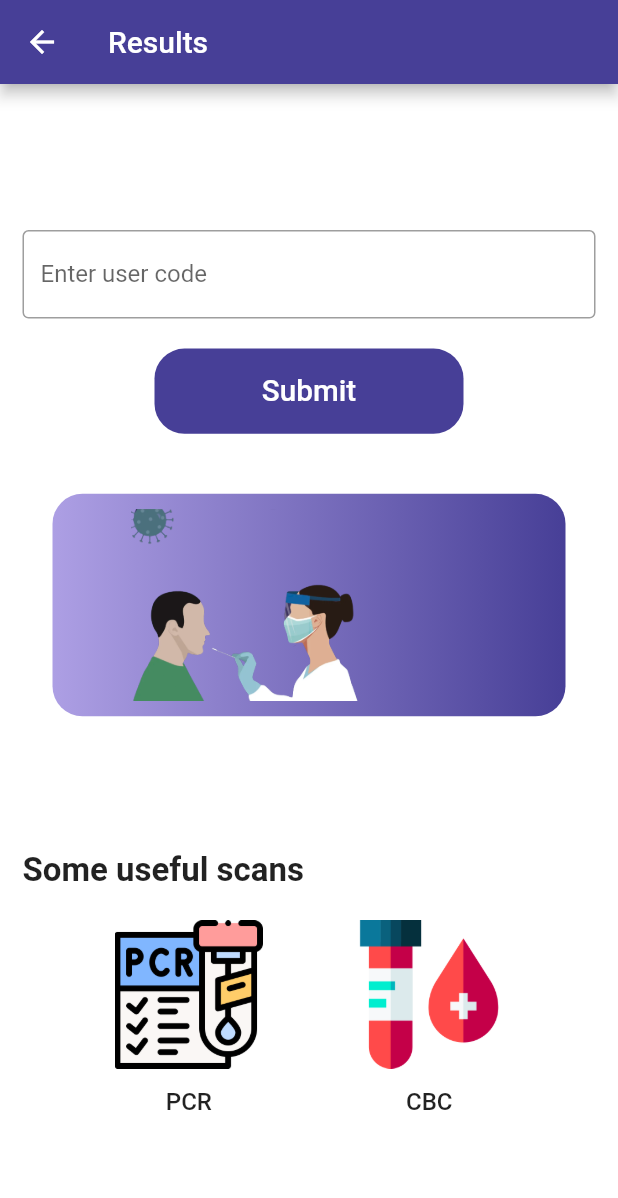
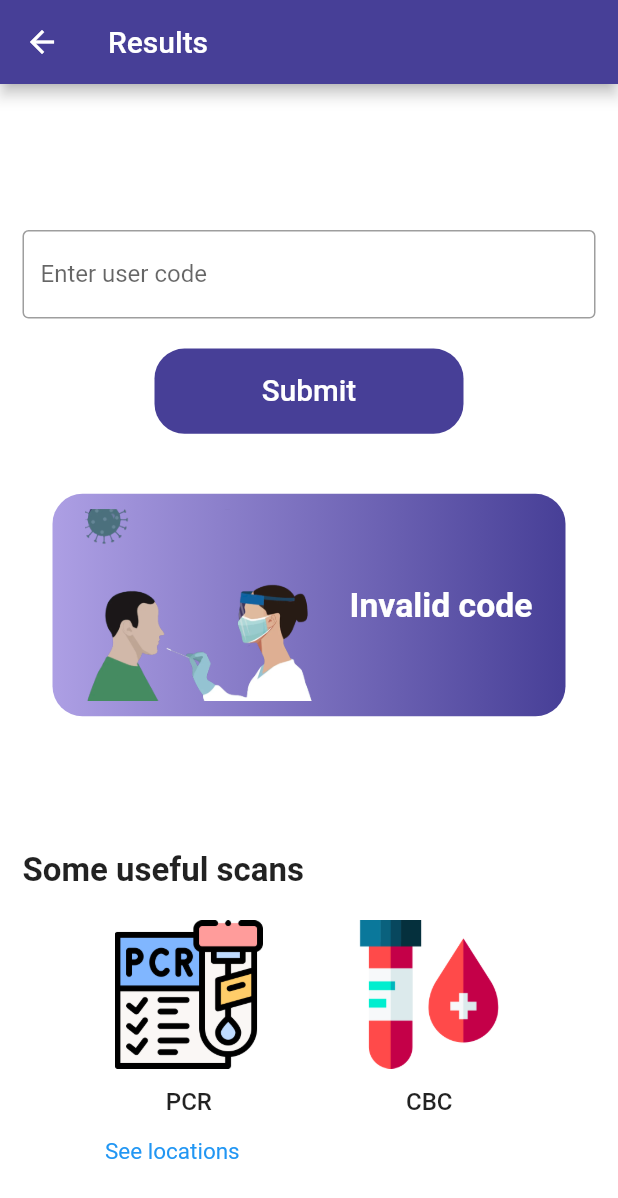
Before and after one commit to AbdulMablol/https---github.com-AbdulMablol-Covid-19-detector, a Flutter app: the ResultsScreen screen opened directly, after a tap on "Submit", on a phone screen of 412 x 824 dp. Shown: the top 1198 px of the screen. Run offline on Flutter 3.47's test engine with Material 2 defaults, Android fonts, the phone set to English and light mode, and no system bars; our stand-ins replace animated_text_kit, bubble_tab_indicator, fl_chart, flutter_svg.

Commit message:
Fourth commit

```diff
--- a/lib/screens/results.dart
+++ b/lib/screens/results.dart
@@ -3,6 +3,7 @@ import 'package:flutter_covid_dashboard_ui/components/default_button.dart';
 import 'package:flutter_covid_dashboard_ui/config/palette.dart';
 import 'package:flutter_covid_dashboard_ui/data/data.dart';
 import 'package:animated_text_kit/animated_text_kit.dart';
+import 'package:flutter_covid_dashboard_ui/screens/pcr.dart';
 
 import '../size_config.dart';
 
@@ -24,11 +25,16 @@ class _ResultsScreenState extends State<ResultsScreen> {
   }
 
   void positive() {
-    usercontroller.text == 'ATHKM6V' || usercontroller.text == 'AJMQUVV'
+    usercontroller.text == 'ATHKM6V' ||
+            usercontroller.text == 'AJMQUVV' ||
+            usercontroller.text == '1'
         ? result = 'Positive'
-        : usercontroller.text == 'A4H7SNF' || usercontroller.text == 'A2P3LTM'
+        : usercontroller.text == 'A4H7SNF' ||
+                usercontroller.text == 'A2P3LTM' ||
+                usercontroller.text == '2'
             ? result = 'Negative'
-            : print(usercontroller.text);
+            : result = 'Invalid code';
+    print(usercontroller.text);
     print(result);
     setState(() {});
   }
@@ -109,14 +115,19 @@ class _ResultsScreenState extends State<ResultsScreen> {
                           style: TextStyle(
                               fontSize: 22.5,
                               fontWeight: FontWeight.bold,
-                              color: Colors.white),
+                              color: result == 'Positive'
+                                  ? Color.fromARGB(255, 228, 56, 74)
+                                  : result == 'Negative'
+                                      ? Colors.green
+                                      : Colors.white),
                         ),
 
                         // SizedBox(
                         //   width: 150,
                         //   child: AnimatedTextKit(
+                        //     key: ValueKey<String>(result),
                         //     animatedTexts: [
-                        //       TyperAnimatedText(
+                        //       ScaleAnimatedText(
                         //         result,
                         //         textStyle: TextStyle(
                         //           fontSize: 25,
@@ -124,10 +135,11 @@ class _ResultsScreenState extends State<ResultsScreen> {
                         //           fontWeight: FontWeight.bold,
                         //         ),
                         //         textAlign: TextAlign.center,
-                        //         speed: Duration(milliseconds: 100),
+                        //         duration: Duration(milliseconds: 2000),
+                        //         scalingFactor: 0.5,
                         //       ),
                         //     ],
-                        //     totalRepeatCount: 1,
+                        //     totalRepeatCount: 3,
                         //   ),
                         // ),
                       ],
@@ -166,6 +178,19 @@ class _ResultsScreenState extends State<ResultsScreen> {
                         ))
                     .toList(),
               ),
+              TextButton(
+                style: TextButton.styleFrom(
+                  textStyle: const TextStyle(fontSize: 15, color: Colors.white),
+                  padding: EdgeInsets.only(left: 55),
+                ),
+                onPressed: () {
+                  Navigator.push(
+                    context,
+                    MaterialPageRoute(builder: (context) => Pcr()),
+                  );
+                },
+                child: const Text('See locations'),
+              ),
             ],
           ),
         ),
--- a/pubspec.yaml
+++ b/pubspec.yaml
@@ -15,6 +15,7 @@ dependencies:
   fl_chart: ^0.9.3
   flutter_svg: ^0.19.3
   animated_text_kit: ^4.2.1
+  url_launcher: ^5.5.2
 
 dev_dependencies:
   flutter_test:
```
Also changed, not shown: lib/screens/pcr.dart (added, +49 -0 lines), lib/screens/pcr_menu.dart (added, +30 -0 lines), pubspec.lock.
